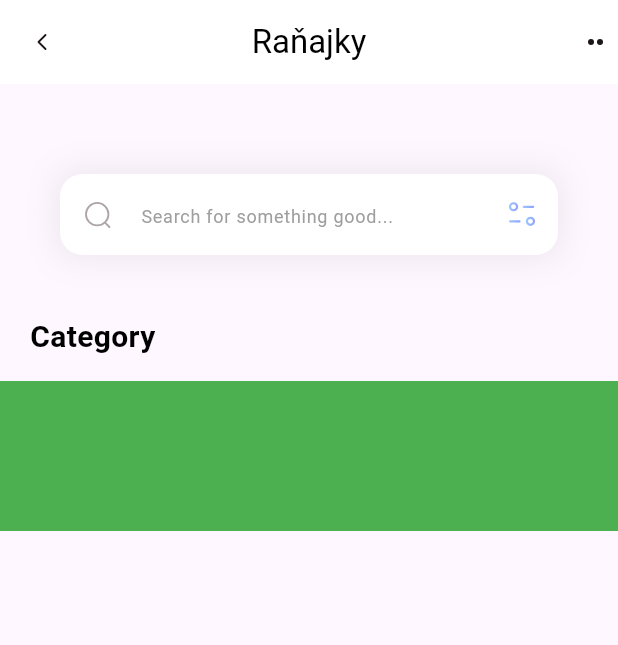
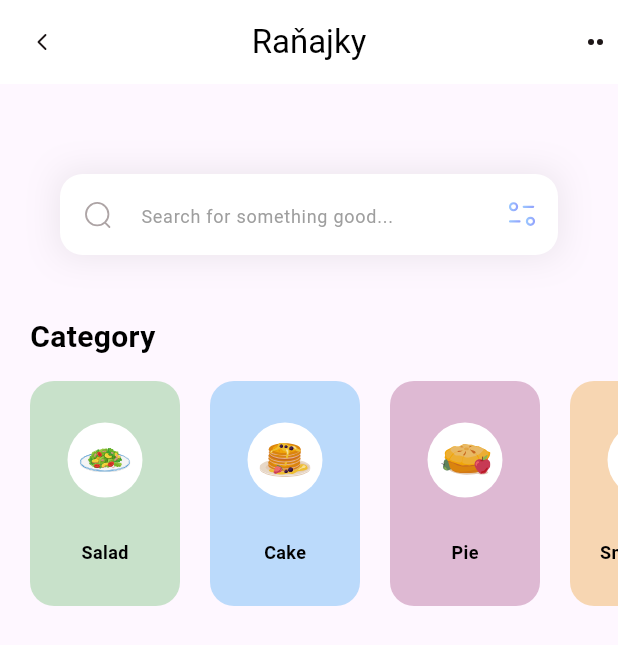
Before and after one commit to Fidlikant/fitness, a Flutter app: the screen it shows after launch, on a phone screen of 412 x 824 dp. Shown: the top 645 px of the screen. Run offline on Flutter 3.47's test engine with Material 3 defaults, Android fonts, the phone set to English and light mode, and no system bars; our stand-ins replace flutter_svg.

Commit message:
zmenil som nazov appky a pridal som kategorie obcerstvenia(zoznam)

```diff
--- a/lib/main.dart
+++ b/lib/main.dart
@@ -11,7 +11,7 @@ class MyApp extends StatelessWidget {
   // This widget is the root of your application.
   @override
   Widget build(BuildContext context) {
-    return const MaterialApp(
+    return MaterialApp(
       debugShowCheckedModeBanner: false,
 
       home: HomePage()
--- /dev/null
+++ b/lib/models/category_model.dart
@@ -0,0 +1,60 @@
+import 'package:flutter/material.dart';
+
+class CategoryModel {
+  String name;
+  String iconPath;
+  Color boxColor;
+
+  CategoryModel(
+    {
+      required this.name,
+      required this.iconPath,
+      required this.boxColor,
+    }
+    );
+
+    static List<CategoryModel> getCategories() {
+
+      List<CategoryModel> categories = [];
+
+      categories.add(CategoryModel(
+        name: 'Salad',
+        iconPath: 'assets/icons/plate.svg',
+        boxColor: Colors.green,
+      ));
+
+      categories.add(CategoryModel(
+        name: 'Cake',
+        iconPath: 'assets/icons/pancakes.svg',
+        boxColor: Colors.blue,
+      ));
+
+      categories.add(CategoryModel(
+        name: 'Pie',
+        iconPath: 'assets/icons/pie.svg',
+        boxColor: Color.fromARGB(255, 148, 41, 110),
+      ));
+
+      categories.add(CategoryModel(
+        name: 'Smoothies',
+        iconPath: 'assets/icons/orange-snacks.svg',
+        boxColor: Color.fromARGB(255, 230, 138, 0),
+      ));
+
+      categories.add(CategoryModel(
+        name: 'Salmon of Nigiri',
+        iconPath: 'assets/icons/salmon-nigiri.svg',
+        boxColor: Color.fromARGB(255, 255, 0, 247),
+      ));
+
+      categories.add(CategoryModel(
+        name: 'Canaian Bread',
+        iconPath: 'assets/icons/canai-bread.svg',
+        boxColor: Color.fromARGB(255, 157, 60, 0),
+      ));
+
+
+
+      return categories;
+    }
+}
--- a/lib/pages/home.dart
+++ b/lib/pages/home.dart
@@ -1,11 +1,24 @@
+import 'package:fitness/models/category_model.dart';
 import 'package:flutter/material.dart';
 import 'package:flutter_svg/flutter_svg.dart';
 
-class HomePage extends StatelessWidget {
-  const HomePage({super.key});
+class HomePage extends StatefulWidget {
+  HomePage({super.key});
+
+  @override
+  State<HomePage> createState() => _HomePageState();
+}
+
+class _HomePageState extends State<HomePage> {
+  List<CategoryModel> categories = [];
+
+  void _getCategories() {
+    categories = CategoryModel.getCategories();
+  }
 
   @override
   Widget build(BuildContext context) {
+    _getCategories();
     return Scaffold(
         appBar: appBar(),
         body: Column(crossAxisAlignment: CrossAxisAlignment.start, children: [
@@ -27,10 +40,47 @@ class HomePage extends StatelessWidget {
               ),
               SizedBox(height: 15),
               Container(
-                height: 100,
-                color: Colors.green,
-
-              )
+                height: 150,
+                child: ListView.separated(
+                  itemCount: categories.length,
+                  scrollDirection: Axis.horizontal,
+                  padding: EdgeInsets.only(left: 20, right: 20),
+                  separatorBuilder: (context, index) => SizedBox(width: 20),
+                  itemBuilder: (context, index) {
+                    return Container(
+                      width: 100,
+                      decoration: BoxDecoration(
+                        color: categories[index].boxColor.withOpacity(0.3),
+                        borderRadius: BorderRadius.circular(16),
+                      ),
+                      child: Column(
+                        mainAxisAlignment: MainAxisAlignment.spaceEvenly,
+                        children: [
+                          Container(
+                            width: 50,
+                            height: 50,
+                            decoration: BoxDecoration(
+                              color: Color.fromARGB(255, 255, 255, 255),
+                              shape: BoxShape.circle,
+                            ),
+                            child: Padding(
+                              padding: const EdgeInsets.all(8.0),
+                              child: SvgPicture.asset(categories[index].iconPath),
+                              ),
+                          ),
+                          Text(
+                            categories[index].name,
+                            style: const TextStyle(
+                              color: Color.fromARGB(255, 0, 0, 0),
+                              fontSize: 12,
+                              fontWeight: FontWeight.bold,
+                            ),
+                          )
+                        ]),
+                    );
+                  },
+                ),
+              ),
             ],
           )
         ]));
```
Also changed, not shown: 2 other files.
